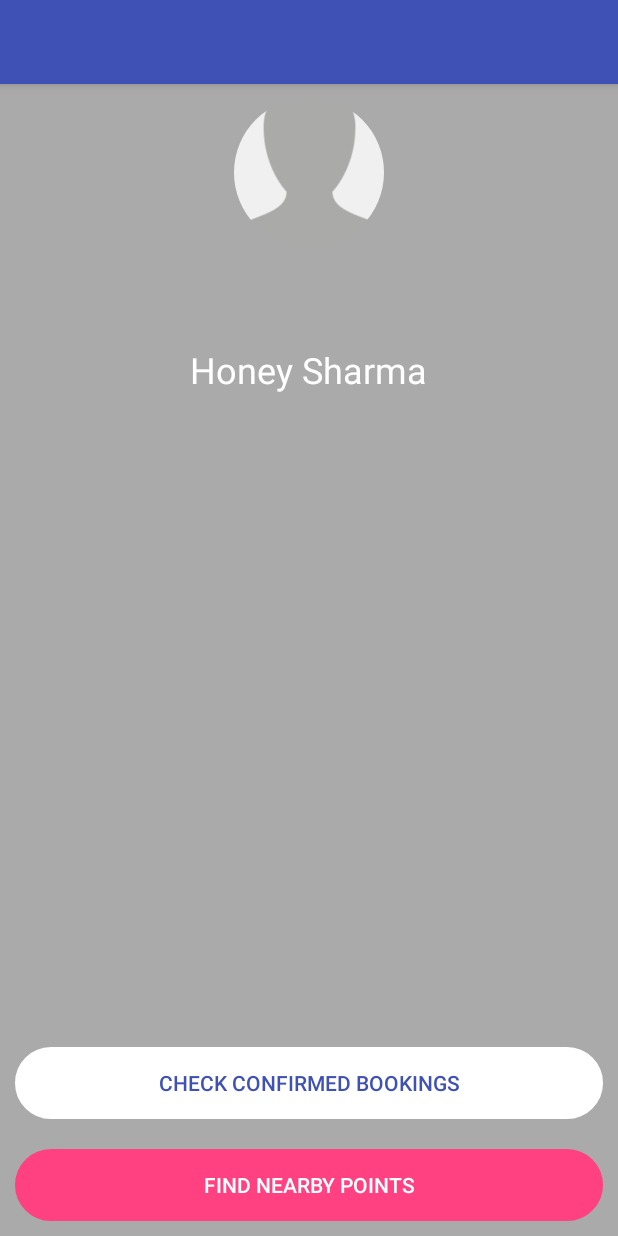
After one commit to storytellerr/EVHACK, an Android app: the layout activity_main.xml on its own in the app's theme, with its tools: preview values and no code run, on a phone screen of 412 x 824 dp. The commit adds this screen. Run offline under Robolectric (Android 15) with nearby library versions, the phone set to English and light mode, and no system bars.

Commit message:
mainpage and flow change

```diff
--- a/app/src/main/java/com/example/storytellerr/evhack/UserData.java
+++ b/app/src/main/java/com/example/storytellerr/evhack/UserData.java
@@ -1,4 +1,5 @@
 package com.example.storytellerr.evhack;
+
 
 
 import android.os.Bundle;
--- /dev/null
+++ b/app/src/main/res/drawable/search_layout.xml
@@ -0,0 +1,7 @@
+<?xml version="1.0" encoding="utf-8"?>
+<shape xmlns:android="http://schemas.android.com/apk/res/android">
+
+    <stroke android:color="#95989A" android:width="1dp" />
+    <corners android:radius="30dp" />
+
+</shape>
--- /dev/null
+++ b/app/src/main/res/layout/activity_main.xml
@@ -0,0 +1,68 @@
+<?xml version="1.0" encoding="utf-8"?>
+<RelativeLayout xmlns:android="http://schemas.android.com/apk/res/android"
+    xmlns:app="http://schemas.android.com/apk/res-auto"
+    xmlns:tools="http://schemas.android.com/tools"
+    android:layout_width="match_parent"
+    android:layout_height="match_parent"
+    android:background="@android:color/darker_gray"
+    tools:context="com.example.storytellerr.evhack.MainActivity">
+
+    <android.support.design.widget.AppBarLayout
+        android:layout_width="match_parent"
+        android:layout_height="wrap_content"
+        android:id="@+id/appBarLayout">
+
+        <include layout="@layout/app_bar_layout" android:id="@+id/main_page_toolbar" />
+
+    </android.support.design.widget.AppBarLayout>
+
+    <de.hdodenhof.circleimageview.CircleImageView
+        android:id="@+id/settings_image"
+        android:layout_width="100dp"
+        android:layout_height="170dp"
+        android:layout_alignParentTop="true"
+        android:layout_centerHorizontal="true"
+        android:layout_marginTop="30dp"
+        android:layout_below="@id/appBarLayout"
+        android:src="@drawable/default_avatar" />
+
+    <TextView
+        android:id="@+id/settings_name"
+        android:layout_width="wrap_content"
+        android:layout_height="wrap_content"
+        android:layout_below="@+id/settings_image"
+        android:layout_centerHorizontal="true"
+        android:layout_marginTop="30dp"
+        android:text="Honey Sharma"
+        android:textColor="@android:color/white"
+        android:textSize="24sp" />
+
+    <Button
+        android:id="@+id/settings_find_btn"
+        android:layout_width="match_parent"
+        android:layout_height="wrap_content"
+        android:layout_alignParentBottom="true"
+        android:layout_centerHorizontal="true"
+        android:layout_marginBottom="30dp"
+        android:backgroundTint="@color/colorAccent"
+        android:paddingLeft="20dp"
+        android:paddingRight="20dp"
+        android:text="FIND NEARBY POINTS"
+        android:layout_margin="10dp"
+        android:background="@drawable/search_layout"
+        android:textColor="@android:color/white" />
+
+    <Button
+        android:id="@+id/settings_booking_btn"
+        android:layout_width="match_parent"
+        android:layout_height="wrap_content"
+        android:layout_above="@+id/settings_find_btn"
+        android:layout_centerHorizontal="true"
+        android:background="@drawable/search_layout"
+        android:backgroundTint="@android:color/white"
+        android:paddingLeft="25dp"
+        android:layout_margin="10dp"
+        android:paddingRight="25dp"
+        android:text="CHECK CONFIRMED BOOKINGS"
+        android:textColor="@color/colorPrimary" />
+</RelativeLayout>
--- /dev/null
+++ b/app/src/main/res/layout/app_bar_layout.xml
@@ -0,0 +1,9 @@
+<?xml version="1.0" encoding="utf-8"?>
+<android.support.v7.widget.Toolbar xmlns:android="http://schemas.android.com/apk/res/android"
+    android:id="@+id/main_app_bar"
+    android:layout_width="match_parent"
+    android:layout_height="wrap_content"
+    android:background="@color/colorPrimary"
+    android:theme="@style/ThemeOverlay.AppCompat.Dark.ActionBar">
+
+</android.support.v7.widget.Toolbar>
--- a/app/src/main/res/layout/maplayout.xml
+++ b/app/src/main/res/layout/maplayout.xml
@@ -99,7 +99,7 @@
         app:layout_constraintVertical_bias="1.0">
 
         <fragment xmlns:android="http://schemas.android.com/apk/res/android"
-            android:name="com.example.storytellerr.evhack.List"
+            android:name="com.example.storytellerr.evhack.UserData"
             xmlns:tools="http://schemas.android.com/tools"
             android:id="@+id/map2"
             android:layout_height="match_parent"
```
Also changed, not shown: app/src/main/AndroidManifest.xml (+8 -8 lines), app/src/main/java/com/example/storytellerr/evhack/LoginActivity.java (+82 -1 lines), app/src/main/java/com/example/storytellerr/evhack/MainActivity.java (added, +87 -0 lines), app/src/main/java/com/example/storytellerr/evhack/MapLayout.java (+31 -2 lines), app/src/main/res/menu/main_menu.xml (added, +13 -0 lines), app/src/main/res/drawable/default_avatar.png (added), app/src/main/res/drawable/user.png (added).
